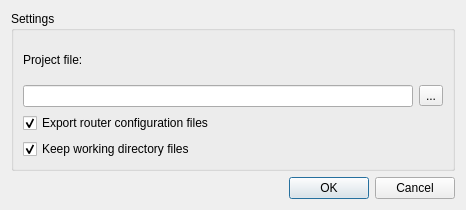
This is src/GNS3/Ui/Form_NewProject.ui in GNS3/gns3-legacy as Qt 5 draws it before an edit. The edited form follows.
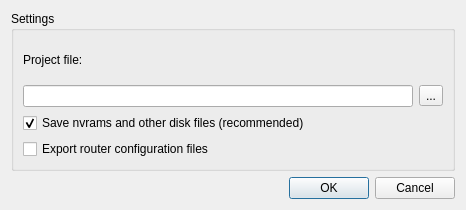
This is the edited form. Icons and pictures are not drawn.

Commit message: [*] New export for images that allows to dump all the scene + bind + and - keys for rotations

The edit to the form file:
```diff
--- a/src/GNS3/Ui/Form_NewProject.ui
+++ b/src/GNS3/Ui/Form_NewProject.ui
@@ -43,9 +43,9 @@
        </widget>
       </item>
       <item row="2" column="0" colspan="2" >
-       <widget class="QCheckBox" name="checkBox_ConfigFiles" >
+       <widget class="QCheckBox" name="checkBox_WorkdirFiles" >
         <property name="text" >
-         <string>Export router configuration files</string>
+         <string>Save nvrams and other disk files (recommended)</string>
         </property>
         <property name="checked" >
          <bool>true</bool>
@@ -53,12 +53,9 @@
        </widget>
       </item>
       <item row="3" column="0" colspan="2" >
-       <widget class="QCheckBox" name="checkBox_WorkdirFiles" >
+       <widget class="QCheckBox" name="checkBox_ConfigFiles" >
         <property name="text" >
-         <string>Keep working directory files</string>
-        </property>
-        <property name="checked" >
-         <bool>true</bool>
+         <string>Export router configuration files</string>
         </property>
        </widget>
       </item>
```
The commit also changes 32 other files.
